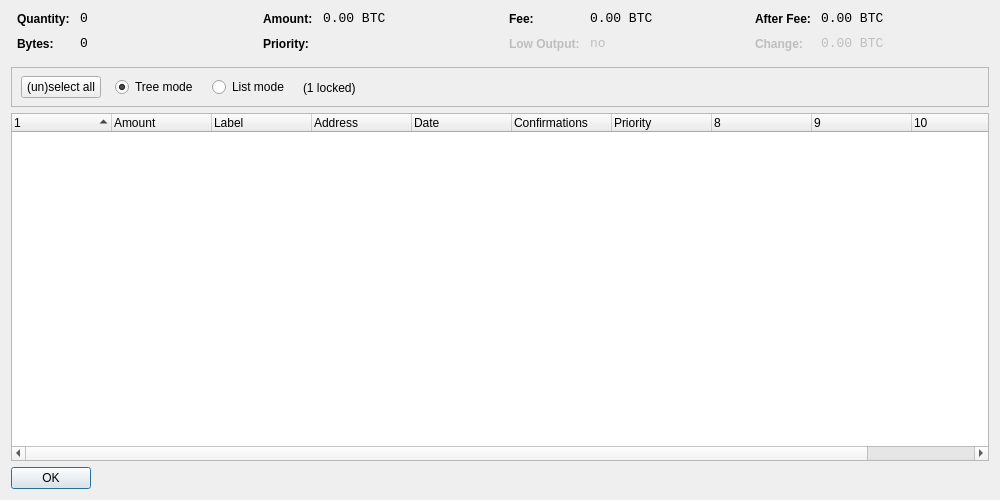
Above: src/qt/forms/coincontroldialog.ui from pepecoin-project/pepecoin before the change. Below: the same form after it.
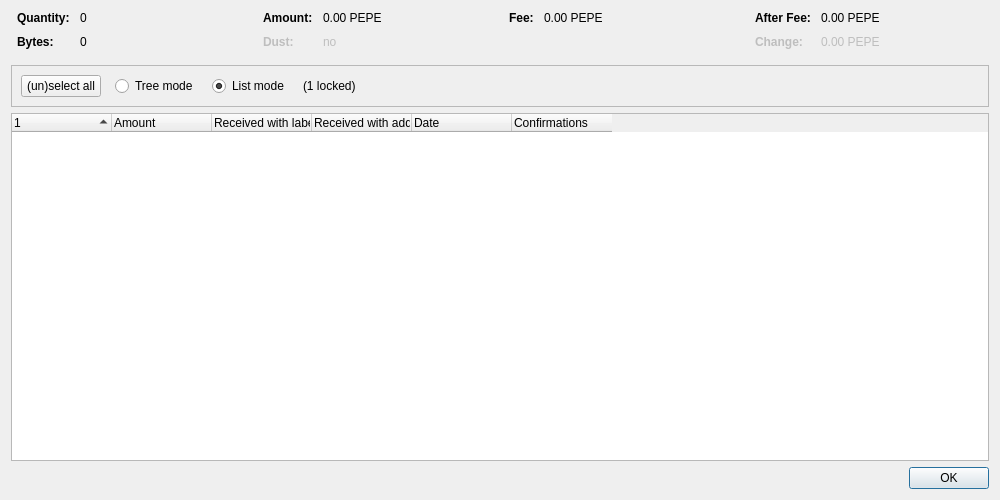
That is the form after the change. Custom widgets are drawn as their Qt base class.

Diff of the .ui file:
```diff
--- a/src/qt/forms/coincontroldialog.ui
+++ b/src/qt/forms/coincontroldialog.ui
@@ -38,8 +38,11 @@
        </property>
        <item row="0" column="0">
         <widget class="QLabel" name="labelCoinControlQuantityText">
-         <property name="styleSheet">
-          <string notr="true">font-weight:bold;</string>
+         <property name="font">
+          <font>
+           <weight>75</weight>
+           <bold>true</bold>
+          </font>
          </property>
          <property name="text">
           <string>Quantity:</string>
@@ -48,12 +51,6 @@
        </item>
        <item row="0" column="1">
         <widget class="QLabel" name="labelCoinControlQuantity">
-         <property name="font">
-          <font>
-           <family>Monospace</family>
-           <pointsize>10</pointsize>
-          </font>
-         </property>
          <property name="cursor">
           <cursorShape>IBeamCursor</cursorShape>
          </property>
@@ -70,8 +67,11 @@
        </item>
        <item row="1" column="0">
         <widget class="QLabel" name="labelCoinControlBytesText">
-         <property name="styleSheet">
-          <string notr="true">font-weight:bold;</string>
+         <property name="font">
+          <font>
+           <weight>75</weight>
+           <bold>true</bold>
+          </font>
          </property>
          <property name="text">
           <string>Bytes:</string>
@@ -80,12 +80,6 @@
        </item>
        <item row="1" column="1">
         <widget class="QLabel" name="labelCoinControlBytes">
-         <property name="font">
-          <font>
-           <family>Monospace</family>
-           <pointsize>10</pointsize>
-          </font>
-         </property>
          <property name="cursor">
           <cursorShape>IBeamCursor</cursorShape>
          </property>
@@ -118,8 +112,11 @@
        </property>
        <item row="0" column="0">
         <widget class="QLabel" name="labelCoinControlAmountText">
-         <property name="styleSheet">
-          <string notr="true">font-weight:bold;</string>
+         <property name="font">
+          <font>
+           <weight>75</weight>
+           <bold>true</bold>
+          </font>
          </property>
          <property name="text">
           <string>Amount:</string>
@@ -128,12 +125,6 @@
        </item>
        <item row="0" column="1">
         <widget class="QLabel" name="labelCoinControlAmount">
-         <property name="font">
-          <font>
-           <family>Monospace</family>
-           <pointsize>10</pointsize>
-          </font>
-         </property>
          <property name="cursor">
           <cursorShape>IBeamCursor</cursorShape>
          </property>
@@ -141,7 +132,7 @@
           <enum>Qt::ActionsContextMenu</enum>
          </property>
          <property name="text">
-          <string notr="true">0.00 BTC</string>
+          <string notr="true">0.00 PEPE</string>
          </property>
          <property name="textInteractionFlags">
           <set>Qt::LinksAccessibleByMouse|Qt::TextSelectableByKeyboard|Qt::TextSelectableByMouse</set>
@@ -149,22 +140,25 @@
         </widget>
        </item>
        <item row="1" column="0">
-        <widget class="QLabel" name="labelCoinControlPriorityText">
-         <property name="styleSheet">
-          <string notr="true">font-weight:bold;</string>
+        <widget class="QLabel" name="labelCoinControlLowOutputText">
+         <property name="enabled">
+          <bool>false</bool>
+         </property>
+         <property name="font">
+          <font>
+           <weight>75</weight>
+           <bold>true</bold>
+          </font>
          </property>
          <property name="text">
-          <string>Priority:</string>
+          <string>Dust:</string>
          </property>
         </widget>
        </item>
        <item row="1" column="1">
-        <widget class="QLabel" name="labelCoinControlPriority">
-         <property name="font">
-          <font>
-           <family>Monospace</family>
-           <pointsize>10</pointsize>
-          </font>
+        <widget class="QLabel" name="labelCoinControlLowOutput">
+         <property name="enabled">
+          <bool>false</bool>
          </property>
          <property name="cursor">
           <cursorShape>IBeamCursor</cursorShape>
@@ -173,7 +167,7 @@
           <enum>Qt::ActionsContextMenu</enum>
          </property>
          <property name="text">
-          <string/>
+          <string notr="true">no</string>
          </property>
          <property name="textInteractionFlags">
           <set>Qt::LinksAccessibleByMouse|Qt::TextSelectableByKeyboard|Qt::TextSelectableByMouse</set>
@@ -198,8 +192,11 @@
        </property>
        <item row="0" column="0">
         <widget class="QLabel" name="labelCoinControlFeeText">
-         <property name="styleSheet">
-          <string notr="true">font-weight:bold;</string>
+         <property name="font">
+          <font>
+           <weight>75</weight>
+           <bold>true</bold>
+          </font>
          </property>
          <property name="text">
           <string>Fee:</string>
@@ -208,12 +205,6 @@
        </item>
        <item row="0" column="1">
         <widget class="QLabel" name="labelCoinControlFee">
-         <property name="font">
-          <font>
-           <family>Monospace</family>
-           <pointsize>10</pointsize>
-          </font>
-         </property>
          <property name="cursor">
           <cursorShape>IBeamCursor</cursorShape>
          </property>
@@ -221,45 +212,7 @@
           <enum>Qt::ActionsContextMenu</enum>
          </property>
          <property name="text">
-          <string notr="true">0.00 BTC</string>
-         </property>
-         <property name="textInteractionFlags">
-          <set>Qt::LinksAccessibleByMouse|Qt::TextSelectableByKeyboard|Qt::TextSelectableByMouse</set>
-         </property>
-        </widget>
-       </item>
-       <item row="1" column="0">
-        <widget class="QLabel" name="labelCoinControlLowOutputText">
-         <property name="enabled">
-          <bool>false</bool>
-         </property>
-         <property name="styleSheet">
-          <string notr="true">font-weight:bold;</string>
-         </property>
-         <property name="text">
-          <string>Low Output:</string>
-         </property>
-        </widget>
-       </item>
-       <item row="1" column="1">
-        <widget class="QLabel" name="labelCoinControlLowOutput">
-         <property name="enabled">
-          <bool>false</bool>
-         </property>
-         <property name="font">
-          <font>
-           <family>Monospace</family>
-           <pointsize>10</pointsize>
-          </font>
-         </property>
-         <property name="cursor">
-          <cursorShape>IBeamCursor</cursorShape>
-         </property>
-         <property name="contextMenuPolicy">
-          <enum>Qt::ActionsContextMenu</enum>
-         </property>
-         <property name="text">
-          <string>no</string>
+          <string notr="true">0.00 PEPE</string>
          </property>
          <property name="textInteractionFlags">
           <set>Qt::LinksAccessibleByMouse|Qt::TextSelectableByKeyboard|Qt::TextSelectableByMouse</set>
@@ -284,8 +237,11 @@
        </property>
        <item row="0" column="0">
         <widget class="QLabel" name="labelCoinControlAfterFeeText">
-         <property name="styleSheet">
-          <string notr="true">font-weight:bold;</string>
+         <property name="font">
+          <font>
+           <weight>75</weight>
+           <bold>true</bold>
+          </font>
          </property>
          <property name="text">
           <string>After Fee:</string>
@@ -294,12 +250,6 @@
        </item>
        <item row="0" column="1">
         <widget class="QLabel" name="labelCoinControlAfterFee">
-         <property name="font">
-          <font>
-           <family>Monospace</family>
-           <pointsize>10</pointsize>
-          </font>
-         </property>
          <property name="cursor">
           <cursorShape>IBeamCursor</cursorShape>
          </property>
@@ -307,7 +257,7 @@
           <enum>Qt::ActionsContextMenu</enum>
          </property>
          <property name="text">
-          <string notr="true">0.00 BTC</string>
+          <string notr="true">0.00 PEPE</string>
          </property>
          <property name="textInteractionFlags">
           <set>Qt::LinksAccessibleByMouse|Qt::TextSelectableByKeyboard|Qt::TextSelectableByMouse</set>
@@ -319,8 +269,11 @@
          <property name="enabled">
           <bool>false</bool>
          </property>
-         <property name="styleSheet">
-          <string notr="true">font-weight:bold;</string>
+         <property name="font">
+          <font>
+           <weight>75</weight>
+           <bold>true</bold>
+          </font>
          </property>
          <property name="text">
           <string>Change:</string>
@@ -332,12 +285,6 @@
          <property name="enabled">
           <bool>false</bool>
          </property>
-         <property name="font">
-          <font>
-           <family>Monospace</family>
-           <pointsize>10</pointsize>
-          </font>
-         </property>
          <property name="cursor">
           <cursorShape>IBeamCursor</cursorShape>
          </property>
@@ -345,7 +292,7 @@
           <enum>Qt::ActionsContextMenu</enum>
          </property>
          <property name="text">
-          <string notr="true">0.00 BTC</string>
+          <string notr="true">0.00 PEPE</string>
          </property>
          <property name="textInteractionFlags">
           <set>Qt::LinksAccessibleByMouse|Qt::TextSelectableByKeyboard|Qt::TextSelectableByMouse</set>
@@ -370,15 +317,8 @@
      <property name="frameShadow">
       <enum>QFrame::Sunken</enum>
      </property>
-     <widget class="QWidget" name="horizontalLayoutWidget">
-      <property name="geometry">
-       <rect>
-        <x>10</x>
-        <y>0</y>
-        <width>781</width>
-        <height>41</height>
-       </rect>
-      </property>
+     <layout class="QHBoxLayout" name="horizontalLayout">
+      <item>
       <layout class="QHBoxLayout" name="horizontalLayoutPanel" stretch="0,0,0,0,0">
        <property name="spacing">
         <number>14</number>
@@ -394,6 +334,9 @@
          <property name="text">
           <string>(un)select all</string>
          </property>
+          <property name="autoDefault">
+           <bool>false</bool>
+          </property>
         </widget>
        </item>
        <item>
@@ -407,9 +350,6 @@
          <property name="text">
           <string>Tree mode</string>
          </property>
-         <property name="checked">
-          <bool>true</bool>
-         </property>
         </widget>
        </item>
        <item>
@@ -423,6 +363,9 @@
          <property name="text">
           <string>List mode</string>
          </property>
+          <property name="checked">
+           <bool>true</bool>
+          </property>
         </widget>
        </item>
        <item>
@@ -446,7 +389,8 @@
         </spacer>
        </item>
       </layout>
-     </widget>
+      </item>
+     </layout>
     </widget>
    </item>
    <item>
@@ -458,7 +402,7 @@
       <bool>false</bool>
      </property>
      <property name="columnCount">
-      <number>11</number>
+      <number>6</number>
      </property>
      <attribute name="headerShowSortIndicator" stdset="0">
       <bool>true</bool>
@@ -478,12 +422,12 @@
      </column>
      <column>
       <property name="text">
-       <string notr="true">Label</string>
+       <string>Received with label</string>
       </property>
      </column>
      <column>
       <property name="text">
-       <string>Address</string>
+       <string>Received with address</string>
       </property>
      </column>
      <column>
@@ -499,11 +443,6 @@
        <string>Confirmed</string>
       </property>
      </column>
-     <column>
-      <property name="text">
-       <string>Priority</string>
-      </property>
-     </column>
      <column>
       <property name="text">
        <string/>
@@ -528,12 +467,6 @@
    </item>
    <item>
     <widget class="QDialogButtonBox" name="buttonBox">
-     <property name="sizePolicy">
-      <sizepolicy hsizetype="Maximum" vsizetype="Fixed">
-       <horstretch>0</horstretch>
-       <verstretch>0</verstretch>
-      </sizepolicy>
-     </property>
      <property name="orientation">
       <enum>Qt::Horizontal</enum>
      </property>
```
Left out of the diff: 6 changed lines with no effect on the pictures. Lines whose indentation alone changed are shown as unchanged.
